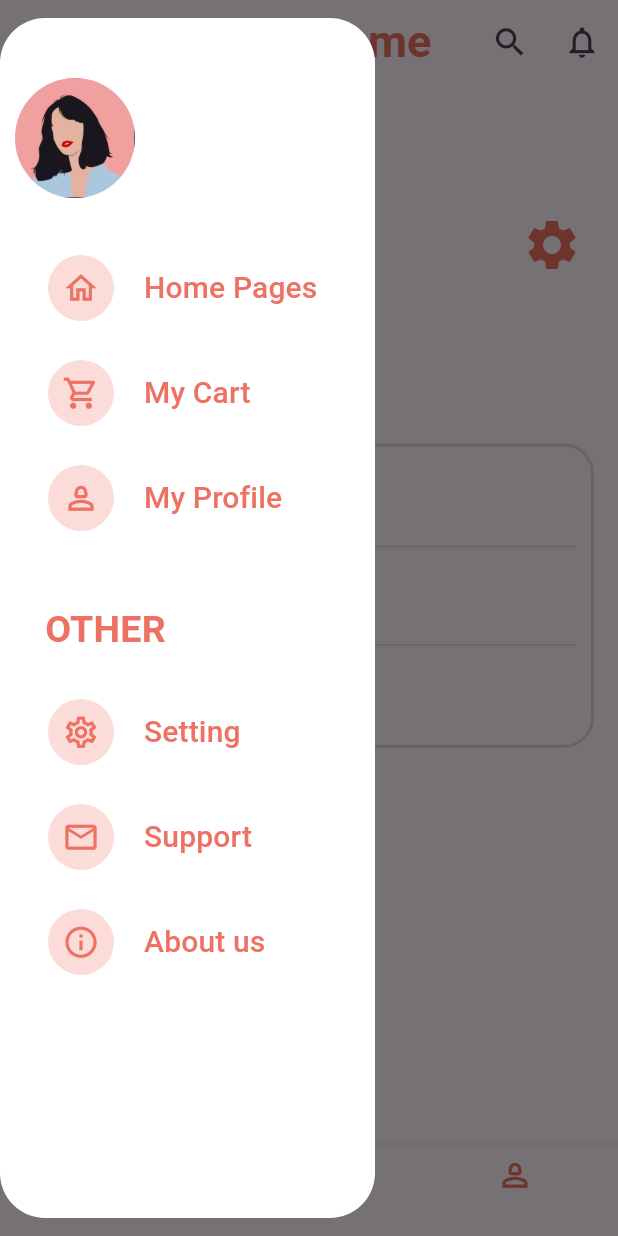
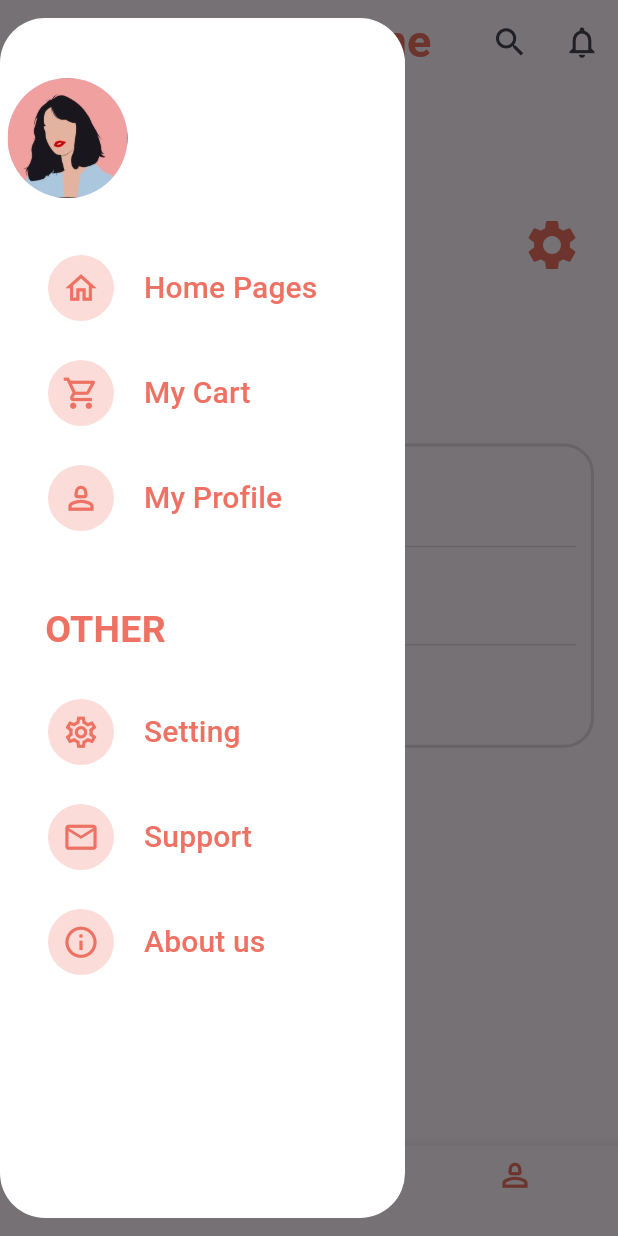
Before and after one commit to ahmadkarazou/app-ec, a Flutter app: the Home screen opened directly, item 3 of the bottom bar chosen, with the side drawer open, on a phone screen of 412 x 824 dp. Run offline on Flutter 3.47's test engine with Material 3 defaults, Android fonts, the light colour scheme and no system bars; our stand-ins replace carousel_slider, cloud_firestore, firebase_auth, firebase_core, flutter_svg, get and 4 more; accounts and stored records are empty; network calls fail.

Commit message:
edit fanil

```diff
--- a/lib/UI/LogIn.dart
+++ b/lib/UI/LogIn.dart
@@ -4,6 +4,7 @@ import 'package:untitled4/UI/Create.dart';
 import 'package:untitled4/UI/Forgot.dart';
 import 'package:untitled4/UI/home.dart';
 import 'package:firebase_auth/firebase_auth.dart';
+import '../main.dart';
 import '../widget/button.dart';
 
 class LogIn extends StatefulWidget {
@@ -92,9 +93,7 @@ class _LogInState extends State<LogIn> {
                   try {
                     final user = await _auth.signInWithEmailAndPassword(
                         email: email, password: password);
-                    SharedPreferences shared = await SharedPreferences
-                        .getInstance();
-                    shared.setString('uId', user.user!.uid);
+                    sharedPref.setString('uId', user.user!.uid);
                     print(user.user!.uid);
                     if (user != null) {
                       Navigator.pushAndRemoveUntil(context,
--- a/lib/UI/Profile.dart
+++ b/lib/UI/Profile.dart
@@ -6,6 +6,7 @@ import 'package:untitled4/UI/LogIn.dart';
 import 'package:untitled4/UI/rate_screen.dart';
 import 'package:firebase_auth/firebase_auth.dart';
 
+import '../main.dart';
 import 'edit_profile.dart';
 
 class Profile extends StatefulWidget {
@@ -27,12 +28,14 @@ class _ProfileState extends State<Profile> {
   }
 
   Future GetData() async {
-    SharedPreferences shared = await SharedPreferences.getInstance();
-    String uId = shared.getString('uId')!;
+    String uId = sharedPref.getString('uId')!;
+    print(uId);
     FirebaseFirestore.instance.collection('User').doc(uId).get().then((value) {
       setState(() {
-        widget.email = value["Email"].toString();
-        widget.name = value["Name"].toString();
+        widget.email = value["Email"];
+        print("Email:: ${value["Email"]}");
+        widget.name = value["Name"];
+        print("Email:: ${value["Name"]}");
       });
     });
   }
@@ -58,26 +61,30 @@ class _ProfileState extends State<Profile> {
                     backgroundImage: AssetImage(
                         'assets/images/06361988-ab1d-48cb-bdc0-8fb7b6b25a04.jpg'),
                   ),
-                  //const SizedBox(width: 16.0),
-                  Column(
+                  const SizedBox(width: 10.0),
+                  SizedBox(
+                    width: wid*0.4,
+                    child: Column(
                       mainAxisAlignment: MainAxisAlignment.spaceBetween,
                       crossAxisAlignment: CrossAxisAlignment.start,
                       children: [
                         Text(
                           widget.name,
                           style: TextStyle(
-                          fontSize: 24.0,
+                            fontSize: 20.0,
                             fontWeight: FontWeight.bold,
+                            color: Color.fromRGBO(238, 114, 100, 1),
                           ),
                         ),
                         Text(
                           widget.email,
                           style: TextStyle(
                             fontSize: 18.0,
-                          color: Colors.black,
+                            color:Color.fromRGBO(238, 114, 100, 1),
                           ),
                         ),
                       ],
+                    ),
                   ),
                   IconButton(
                     onPressed: () {
@@ -191,7 +198,7 @@ class ButtonNut extends StatelessWidget {
           Text(
             title,
             style: TextStyle(
-                fontSize: 18, fontWeight: FontWeight.bold, color: Colors.black),
+                fontSize: 18, fontWeight: FontWeight.bold, color:Color.fromRGBO(238, 114, 100, 1)),
           ),
         ],
       ),
--- a/lib/widget/drawer_app.dart
+++ b/lib/widget/drawer_app.dart
@@ -5,6 +5,7 @@ import 'package:untitled4/UI/Profile.dart';
 import 'package:untitled4/UI/home.dart';
 
 import '../UI/setting_screen.dart';
+import '../main.dart';
 
 class DrawerApp extends StatefulWidget {
   DrawerApp({super.key});
@@ -24,8 +25,8 @@ class _DrawerAppState extends State<DrawerApp> {
   }
 
   GetData() async {
-    SharedPreferences shared = await SharedPreferences.getInstance();
-    String uId = shared.getString('uId')!;
+
+    String uId = sharedPref.getString('uId')!;
     FirebaseFirestore.instance.collection('User').doc(uId).get().then((value) {
       setState(() {
         email = value["Email"].toString();
@@ -39,7 +40,7 @@ class _DrawerAppState extends State<DrawerApp> {
   @override
   Widget build(BuildContext context) {
     return Container(
-      width: 250,
+      width: 270,
       height: 800,
       decoration: BoxDecoration(
           color: Colors.white, borderRadius: BorderRadius.circular(30)),
@@ -50,7 +51,7 @@ class _DrawerAppState extends State<DrawerApp> {
           Row(
             mainAxisAlignment: MainAxisAlignment.start,
             children: [
-              SizedBox(width: 10),
+              SizedBox(width: 5),
               const CircleAvatar(
                 radius: 40.0,
                 backgroundImage: AssetImage(
@@ -65,14 +66,7 @@ class _DrawerAppState extends State<DrawerApp> {
                     style: TextStyle(
                       fontSize: 20.0,
                       fontWeight: FontWeight.bold,
-                    ),
-                  ),
-                  SizedBox(height: 8.0),
-                  Text(
-                    email,
-                    style: TextStyle(
-                      fontSize: 16.0,
-                      color: Colors.black,
+                      color: Color.fromRGBO(238, 114, 100, 1),
                     ),
                   ),
                 ],
```
Also changed, not shown: lib/UI/Create.dart (+22 -13 lines), lib/UI/setting_screen.dart (+67 -15 lines). Lines whose indentation alone changed are shown as unchanged.
